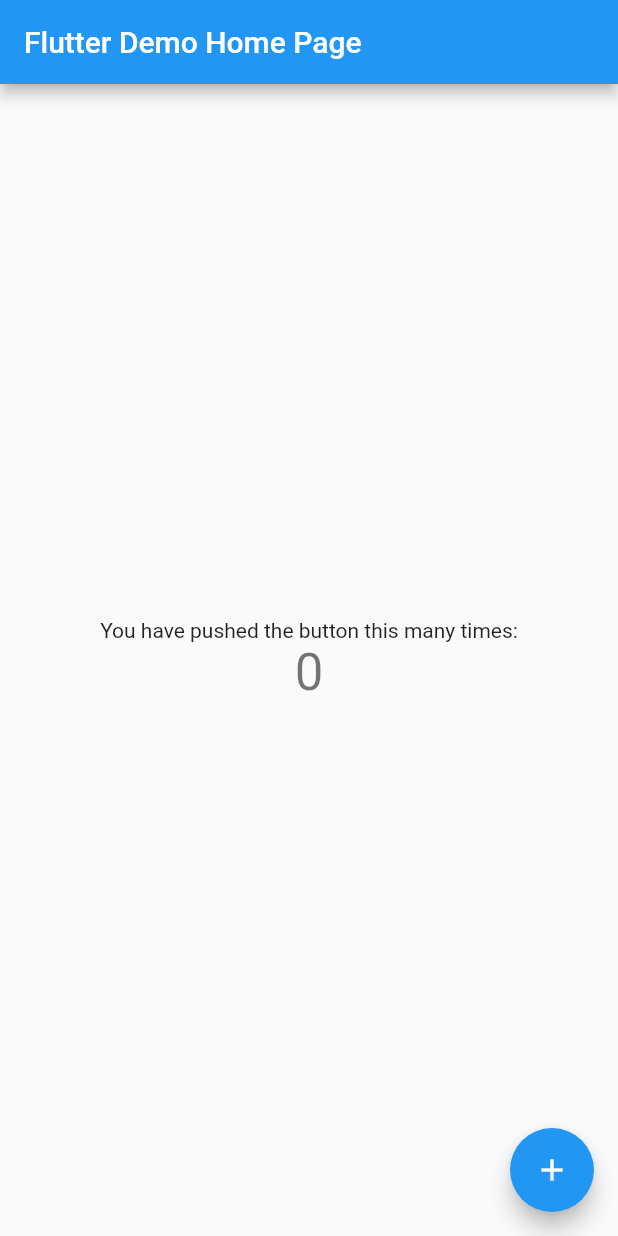
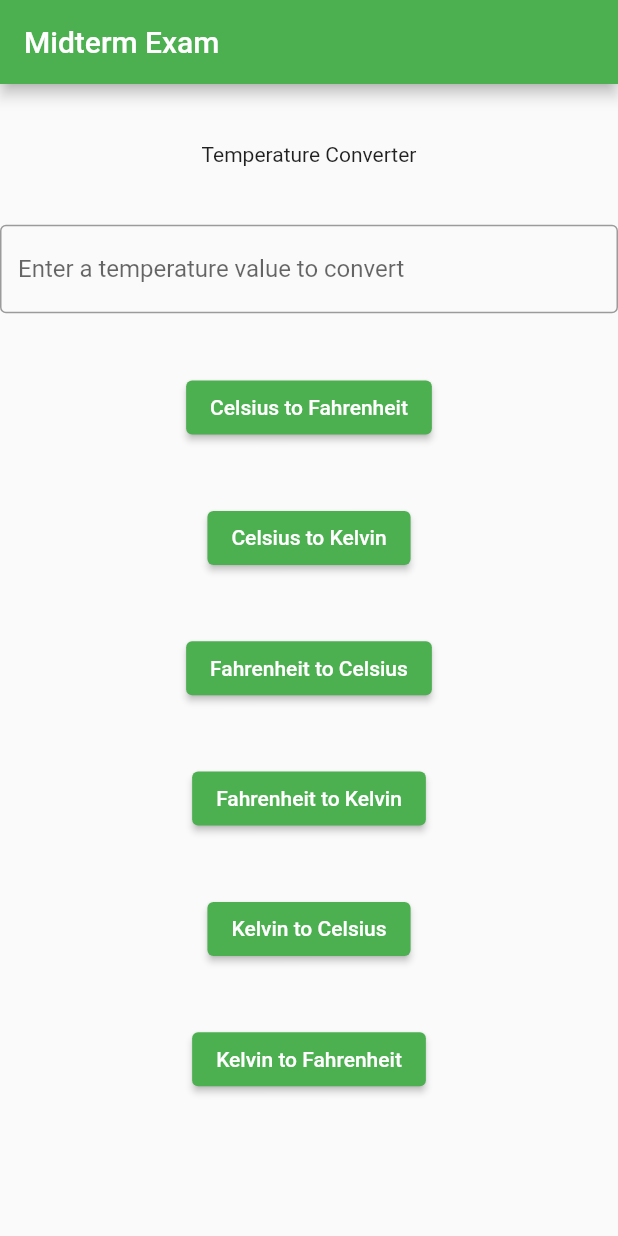
Before and after one commit to axgkit/midterm_630710131, a Flutter app: the screen it shows after launch, on a phone screen of 412 x 824 dp. Run offline on Flutter 3.47's test engine with Material 2 defaults, Android fonts, the phone set to English and light mode, and no system bars.

Commit message:
Add files via upload

```diff
--- a/lib/main.dart
+++ b/lib/main.dart
@@ -1,5 +1,5 @@
 import 'package:flutter/material.dart';
-
+import 'package:midterm_630710131/math.dart';
 void main() {
   runApp(const MyApp());
 }
@@ -11,20 +11,12 @@
   @override
   Widget build(BuildContext context) {
     return MaterialApp(
-      title: 'cat',
-      theme: ThemeData(
-        // This is the theme of your application.
-        //
-        // Try running your application with "flutter run". You'll see the
-        // application has a blue toolbar. Then, without quitting the app, try
-        // changing the primarySwatch below to Colors.green and then invoke
-        // "hot reload" (press "r" in the console where you ran "flutter run",
-        // or simply save your changes to "hot reload" in a Flutter IDE).
-        // Notice that the counter didn't reset back to zero; the application
-        // is not restarted.
-        primarySwatch: Colors.blue,
+      title: 'Midterm Exam',
+      theme: ThemeData(// This is the theme of your application.
+
+        primarySwatch: Colors.green,
       ),
-      home: const MyHomePage(title: 'Flutter Demo Home Page'),
+      home: tempconvert(),
     );
   }
 }
@@ -32,14 +24,6 @@
 class MyHomePage extends StatefulWidget {
   const MyHomePage({Key? key, required this.title}) : super(key: key);
 
-  // This widget is the home page of your application. It is stateful, meaning
-  // that it has a State object (defined below) that contains fields that affect
-  // how it looks.
-
-  // This class is the configuration for the state. It holds the values (in this
-  // case the title) provided by the parent (in this case the App widget) and
-  // used by the build method of the State. Fields in a Widget subclass are
-  // always marked "final".
 
   final String title;
 
@@ -52,47 +36,20 @@
 
   void _incrementCounter() {
     setState(() {
-      // This call to setState tells the Flutter framework that something has
-      // changed in this State, which causes it to rerun the build method below
-      // so that the display can reflect the updated values. If we changed
-      // _counter without calling setState(), then the build method would not be
-      // called again, and so nothing would appear to happen.
       _counter++;
     });
   }
 
   @override
   Widget build(BuildContext context) {
-    // This method is rerun every time setState is called, for instance as done
-    // by the _incrementCounter method above.
-    //
-    // The Flutter framework has been optimized to make rerunning build methods
-    // fast, so that you can just rebuild anything that needs updating rather
-    // than having to individually change instances of widgets.
     return Scaffold(
       appBar: AppBar(
-        // Here we take the value from the MyHomePage object that was created by
-        // the App.build method, and use it to set our appbar title.
+
         title: Text(widget.title),
       ),
       body: Center(
-        // Center is a layout widget. It takes a single child and positions it
-        // in the middle of the parent.
         child: Column(
-          // Column is also a layout widget. It takes a list of children and
-          // arranges them vertically. By default, it sizes itself to fit its
-          // children horizontally, and tries to be as tall as its parent.
-          //
-          // Invoke "debug painting" (press "p" in the console, choose the
-          // "Toggle Debug Paint" action from the Flutter Inspector in Android
-          // Studio, or the "Toggle Debug Paint" command in Visual Studio Code)
-          // to see the wireframe for each widget.
-          //
-          // Column has various properties to control how it sizes itself and
-          // how it positions its children. Here we use mainAxisAlignment to
-          // center the children vertically; the main axis here is the vertical
-          // axis because Columns are vertical (the cross axis would be
-          // horizontal).
+
           mainAxisAlignment: MainAxisAlignment.center,
           children: <Widget>[
             const Text(
@@ -109,7 +66,7 @@
         onPressed: _incrementCounter,
         tooltip: 'Increment',
         child: const Icon(Icons.add),
-      ), // This trailing comma makes auto-formatting nicer for build methods.
+      ),
     );
   }
 }
--- /dev/null
+++ b/lib/math.dart
@@ -0,0 +1,156 @@
+import 'package:flutter/material.dart';
+
+class tempconvert extends StatefulWidget{
+  @override
+  State<tempconvert> createState() => _tempconvertState();
+}
+
+class _tempconvertState extends State<tempconvert> {
+  final _cel  = TextEditingController();
+  var result = '';
+
+
+  void CtoF() {
+    var n = double.tryParse(_cel.text);
+
+    if (n == null) {
+      print('Input Error!!!');
+      setState(() {
+        result = 'Input Error!!!';
+      });
+    } else {
+      var f = ((9 / 5) * n) + 32;
+      setState(() {
+        result = '$n Celsius = $f Fahrenheit';
+      });
+    }
+  }
+  void CtoK() {
+    var n = double.tryParse(_cel.text);
+
+    if (n == null) {
+      print('Input Error!!!');
+      setState(() {
+        result = 'Input Error!!!';
+      });
+    } else {
+      var k = n + 273;
+      setState(() {
+        result = '$n Celsius = $k Kelvin';
+      });
+    }
+  }
+  void FtoC() {
+    var n = double.tryParse(_cel.text);
+
+    if (n == null) {
+      print('Input Error!!!');
+      setState(() {
+        result = 'Input Error!!!';
+      });
+    } else {
+      var c = (5 / 9) * (n - 32);
+      setState(() {
+        result = '$n Fahrenheit = $c Celsius';
+      });
+    }
+  }
+  void FtoK() {
+    var n = double.tryParse(_cel.text);
+
+    if (n == null) {
+      print('Input Error!!!');
+      setState(() {
+        result = 'Input Error!!!';
+      });
+    } else {
+      var k = (5 / 9) * (n - 32) + 273;
+      setState(() {
+        result = '$n Fahrenheit = $k Kelvin';
+      });
+    }
+  }
+  void KtoC() {
+    var n = double.tryParse(_cel.text);
+
+    if (n == null) {
+      print('Input Error!!!');
+      setState(() {
+        result = 'Input Error!!!';
+      });
+    } else {
+      var c = n - 273;
+      setState(() {
+        result = '$n Kelvin = $c Celsius';
+      });
+    }
+  }
+  void KtoF() {
+    var n = double.tryParse(_cel.text);
+
+    if (n == null) {
+      print('Input Error!!!');
+      setState(() {
+        result = 'Input Error!!!';
+      });
+    } else {
+      var f = (9 / 5) * (n - 273) + 32;
+      setState(() {
+        result = '$n Kelvin = $f Fahrenheit';
+      });
+    }
+  }
+
+
+  @override
+  Widget build(BuildContext context) {
+    return Scaffold(
+      appBar: AppBar(title: Text('Midterm Exam')),
+      body: Center(
+        child: Column(
+          mainAxisAlignment: MainAxisAlignment.spaceEvenly,
+          children: [
+
+            Text('Temperature Converter'),
+            TextField(
+              controller: _cel,
+              decoration: InputDecoration(
+                  border: OutlineInputBorder(),
+                  hintText: 'Enter a temperature value to convert'
+              ),
+            ),
+            ElevatedButton(
+              onPressed: CtoF ,
+              child: Text('Celsius to Fahrenheit'),
+            ),
+
+            ElevatedButton(
+              onPressed: CtoK ,
+              child: Text('Celsius to Kelvin'),
+            ),
+
+            ElevatedButton(
+              onPressed: FtoC ,
+              child: Text('Fahrenheit to Celsius'),
+            ),
+
+            ElevatedButton(
+              onPressed: FtoK ,
+              child: Text('Fahrenheit to Kelvin'),
+            ),
+            ElevatedButton(
+              onPressed: KtoC ,
+              child: Text('Kelvin to Celsius'),
+            ),
+            ElevatedButton(
+              onPressed: KtoF ,
+              child: Text('Kelvin to Fahrenheit'),
+            ),
+            Text(result),
+
+          ],
+        ),
+      ),
+    );
+  }
+}
```
